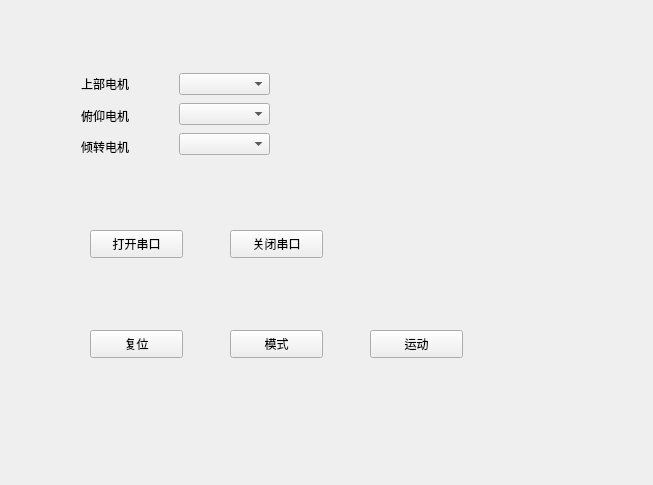
First picture: the form in mywidget.ui, repository buaakael/flapping-wing-experimental-platform, before the edit.
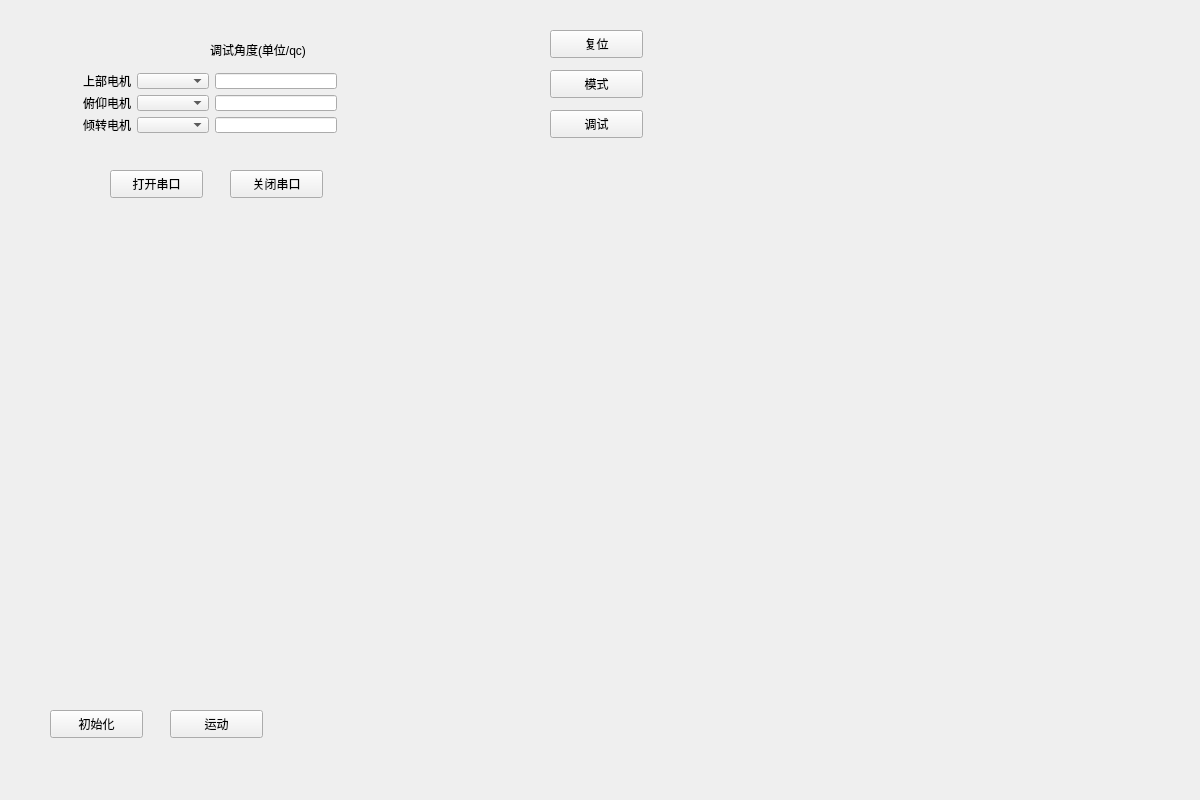
Second picture: the form after the edit.

Commit message: 增加了debug功能

What changed in the file:
```diff
--- a/mywidget.ui
+++ b/mywidget.ui
@@ -6,8 +6,8 @@
    <rect>
     <x>0</x>
     <y>0</y>
-    <width>653</width>
-    <height>485</height>
+    <width>1200</width>
+    <height>800</height>
    </rect>
   </property>
   <property name="windowTitle">
@@ -16,8 +16,8 @@
   <widget class="QPushButton" name="openSerialPort">
    <property name="geometry">
     <rect>
-     <x>90</x>
-     <y>230</y>
+     <x>110</x>
+     <y>170</y>
      <width>93</width>
      <height>28</height>
     </rect>
@@ -29,8 +29,8 @@
   <widget class="QPushButton" name="reset">
    <property name="geometry">
     <rect>
-     <x>90</x>
-     <y>330</y>
+     <x>550</x>
+     <y>30</y>
      <width>93</width>
      <height>28</height>
     </rect>
@@ -42,8 +42,8 @@
   <widget class="QPushButton" name="model">
    <property name="geometry">
     <rect>
-     <x>230</x>
-     <y>330</y>
+     <x>550</x>
+     <y>70</y>
      <width>93</width>
      <height>28</height>
     </rect>
@@ -55,8 +55,8 @@
   <widget class="QPushButton" name="run">
    <property name="geometry">
     <rect>
-     <x>370</x>
-     <y>330</y>
+     <x>170</x>
+     <y>710</y>
      <width>93</width>
      <height>28</height>
     </rect>
@@ -65,69 +65,136 @@
     <string>运动</string>
    </property>
   </widget>
-  <widget class="QWidget" name="layoutWidget">
+  <widget class="QPushButton" name="closeSerialPort">
    <property name="geometry">
     <rect>
-     <x>70</x>
-     <y>60</y>
-     <width>211</width>
-     <height>111</height>
+     <x>230</x>
+     <y>170</y>
+     <width>93</width>
+     <height>28</height>
     </rect>
    </property>
-   <layout class="QHBoxLayout" name="horizontalLayout">
+   <property name="text">
+    <string>关闭串口</string>
+   </property>
+  </widget>
+  <widget class="QPushButton" name="init">
+   <property name="geometry">
+    <rect>
+     <x>50</x>
+     <y>710</y>
+     <width>93</width>
+     <height>28</height>
+    </rect>
+   </property>
+   <property name="text">
+    <string>初始化</string>
+   </property>
+  </widget>
+  <widget class="QLabel" name="label">
+   <property name="geometry">
+    <rect>
+     <x>210</x>
+     <y>40</y>
+     <width>121</width>
+     <height>20</height>
+    </rect>
+   </property>
+   <property name="text">
+    <string>调试角度(单位/qc)</string>
+   </property>
+  </widget>
+  <widget class="QPushButton" name="debug">
+   <property name="geometry">
+    <rect>
+     <x>550</x>
+     <y>110</y>
+     <width>93</width>
+     <height>28</height>
+    </rect>
+   </property>
+   <property name="text">
+    <string>调试</string>
+   </property>
+  </widget>
+  <widget class="QWidget" name="">
+   <property name="geometry">
+    <rect>
+     <x>72</x>
+     <y>62</y>
+     <width>276</width>
+     <height>82</height>
+    </rect>
+   </property>
+   <layout class="QVBoxLayout" name="verticalLayout">
     <item>
-     <layout class="QVBoxLayout" name="verticalLayout">
+     <layout class="QHBoxLayout" name="horizontalLayout">
       <item>
-       <widget class="QLabel" name="label">
+       <widget class="QLabel" name="flap_motor1">
         <property name="text">
          <string>上部电机</string>
         </property>
        </widget>
       </item>
       <item>
-       <widget class="QLabel" name="label_2">
-        <property name="text">
-         <string>俯仰电机</string>
-        </property>
-       </widget>
-      </item>
-      <item>
-       <widget class="QLabel" name="label_3">
-        <property name="text">
-         <string>倾转电机</string>
-        </property>
-       </widget>
-      </item>
-     </layout>
-    </item>
-    <item>
-     <layout class="QVBoxLayout" name="verticalLayout_2">
-      <item>
        <widget class="QComboBox" name="com1"/>
       </item>
       <item>
+       <widget class="QLineEdit" name="debug_angle1">
+        <property name="inputMask">
+         <string/>
+        </property>
+       </widget>
+      </item>
+     </layout>
+    </item>
+    <item>
+     <layout class="QHBoxLayout" name="horizontalLayout_2">
+      <item>
+       <widget class="QLabel" name="pitch_motor1">
+        <property name="text">
+         <string>俯仰电机</string>
+        </property>
+       </widget>
+      </item>
+      <item>
        <widget class="QComboBox" name="com2"/>
       </item>
       <item>
+       <widget class="QLineEdit" name="debug_angle2">
+        <property name="inputMask">
+         <string/>
+        </property>
+       </widget>
+      </item>
+     </layout>
+    </item>
+    <item>
+     <layout class="QHBoxLayout" name="horizontalLayout_3">
+      <item>
+       <widget class="QLabel" name="attack_motor1">
+        <property name="text">
+         <string>倾转电机</string>
+        </property>
+       </widget>
+      </item>
+      <item>
        <widget class="QComboBox" name="com3"/>
       </item>
+      <item>
+       <widget class="QLineEdit" name="debug_angle3">
+        <property name="inputMask">
+         <string/>
+        </property>
+        <property name="text">
+         <string/>
+        </property>
+       </widget>
+      </item>
      </layout>
     </item>
    </layout>
   </widget>
-  <widget class="QPushButton" name="closeSerialPort">
-   <property name="geometry">
-    <rect>
-     <x>230</x>
-     <y>230</y>
-     <width>93</width>
-     <height>28</height>
-    </rect>
-   </property>
-   <property name="text">
-    <string>关闭串口</string>
-   </property>
-  </widget>
  </widget>
  <layoutdefault spacing="6" margin="11"/>
  <resources/>
```
The commit also changes 18 other files.
